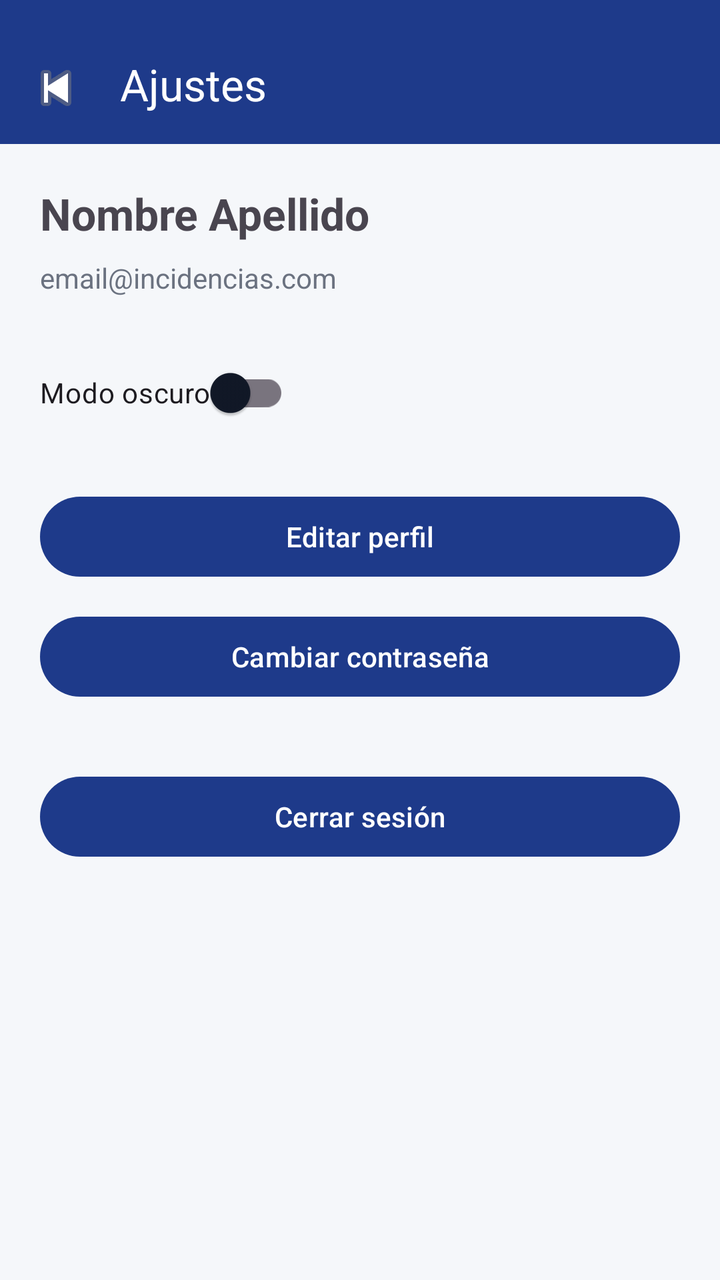
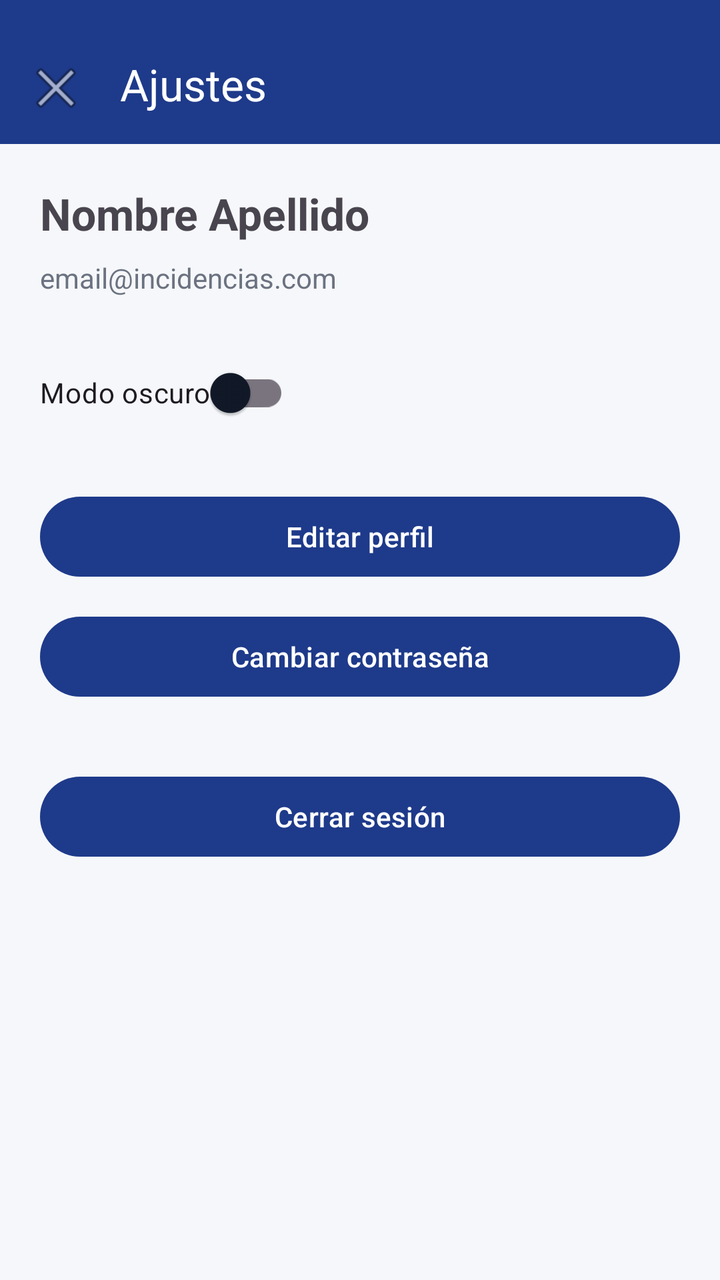

The first picture is an Android layout as it rendered before a commit; the second is the same layout after the commit. The layout source and the unified diff follow.
<!-- AndroidManifest.xml: application theme Theme.Tfgincidenciasfront -->
<!-- res/layout/activity_settings.xml -->
<?xml version="1.0" encoding="utf-8"?>
<LinearLayout xmlns:android="http://schemas.android.com/apk/res/android"
    xmlns:app="http://schemas.android.com/apk/res-auto"
    android:layout_width="match_parent"
    android:layout_height="match_parent"
    android:orientation="vertical">

    <com.google.android.material.appbar.MaterialToolbar
        android:id="@+id/toolbar"
        android:layout_width="match_parent"
        android:layout_height="72dp"
        android:background="?attr/colorPrimary"
        android:paddingTop="12dp"
        app:navigationIcon="@android:drawable/ic_media_previous"
        app:title="Ajustes"
        app:titleTextColor="@android:color/white" />

    <ScrollView
        android:layout_width="match_parent"
        android:layout_height="match_parent">

        <LinearLayout
            android:layout_width="match_parent"
            android:layout_height="wrap_content"
            android:orientation="vertical"
            android:padding="20dp">

            <TextView
                android:id="@+id/tvFullName"
                android:layout_width="wrap_content"
                android:layout_height="wrap_content"
                android:text="Nombre Apellido"
                android:textSize="22sp"
                android:textStyle="bold" />

            <TextView
                android:id="@+id/tvEmail"
                android:layout_width="wrap_content"
                android:layout_height="wrap_content"
                android:layout_marginTop="8dp"
                android:text="email@incidencias.com"
                android:textColor="@color/secondaryText" />

            <com.google.android.material.switchmaterial.SwitchMaterial
                android:id="@+id/switchDarkMode"
                android:layout_width="wrap_content"
                android:layout_height="wrap_content"
                android:layout_marginTop="24dp"
                android:text="Modo oscuro" />

            <com.google.android.material.button.MaterialButton
                android:id="@+id/btnEditProfile"
                android:layout_width="match_parent"
                android:layout_height="wrap_content"
                android:layout_marginTop="24dp"
                android:text="Editar perfil" />

            <com.google.android.material.button.MaterialButton
                android:id="@+id/btnChangePassword"
                android:layout_width="match_parent"
                android:layout_height="wrap_content"
                android:layout_marginTop="12dp"
                android:text="Cambiar contraseña" />

            <com.google.android.material.button.MaterialButton
                android:id="@+id/btnLogout"
                android:layout_width="match_parent"
                android:layout_height="wrap_content"
                android:layout_marginTop="32dp"
                android:text="Cerrar sesión" />
        </LinearLayout>
    </ScrollView>

</LinearLayout>
<!-- resources referenced by this layout -->
<resources>
  <color name="secondaryText">#6B7280</color>
  <style name="Theme.Tfgincidenciasfront" parent="Base.Theme.Tfgincidenciasfront" />
  <style name="Base.Theme.Tfgincidenciasfront" parent="Theme.Material3.DayNight.NoActionBar">
  
          
          <item name="colorPrimary">@color/primary</item>
          <item name="colorOnPrimary">@color/onPrimary</item>
  
          
          <item name="android:colorBackground">@color/background</item>
  
          
          <item name="colorSurface">@color/surface</item>
          <item name="colorOnSurface">@color/onSurface</item>
  
      </style>
  <color name="primary">#1E3A8A</color>
  <color name="onPrimary">#FFFFFF</color>
  <color name="background">#F5F7FA</color>
  <color name="surface">#FFFFFF</color>
  <color name="onSurface">#111827</color>
</resources>

<!-- the commit's change to res/layout/activity_settings.xml (unified diff, before → after) -->
@@ -11,7 +11,7 @@
         android:layout_height="72dp"
         android:background="?attr/colorPrimary"
         android:paddingTop="12dp"
-        app:navigationIcon="@android:drawable/ic_media_previous"
+        app:navigationIcon="@android:drawable/ic_menu_close_clear_cancel"
         app:title="Ajustes"
         app:titleTextColor="@android:color/white" />
 
